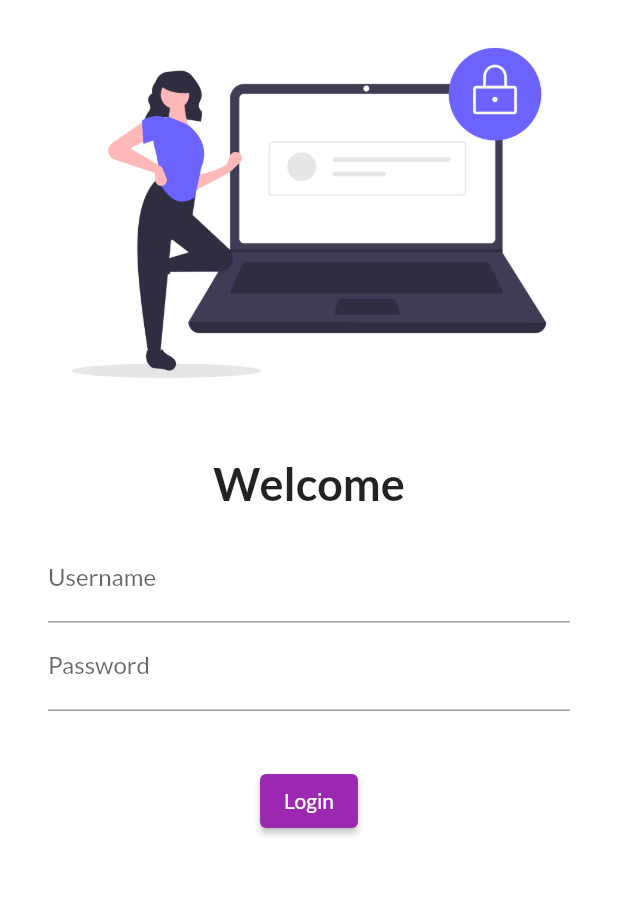
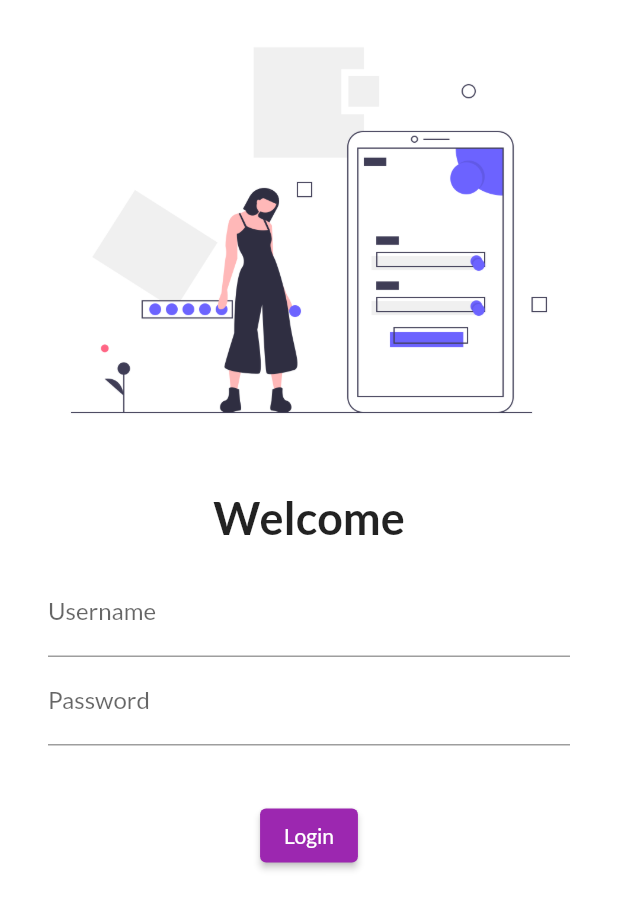
Before and after one commit to Abhishekkr3003/Catalog-App, a Flutter app: the screen it shows after launch, on a phone screen of 412 x 824 dp. Shown: the top 909 px of the screen. Run offline on Flutter 3.47's test engine with Material 2 defaults, Android fonts, the phone set to English and light mode, and no system bars; our stand-ins replace google_fonts.

```diff
--- a/lib/pages/loginPage.dart
+++ b/lib/pages/loginPage.dart
@@ -9,7 +9,7 @@ class LoginPage extends StatelessWidget {
         child: Column(
           children: [
             Image.asset(
-              "assets/images/loginImage.png",
+              "assets/images/mobileLogin.png",
               fit: BoxFit.cover,
             ),
             SizedBox(
```
Also changed, not shown: assets/images/mobileLogin.png (added).
